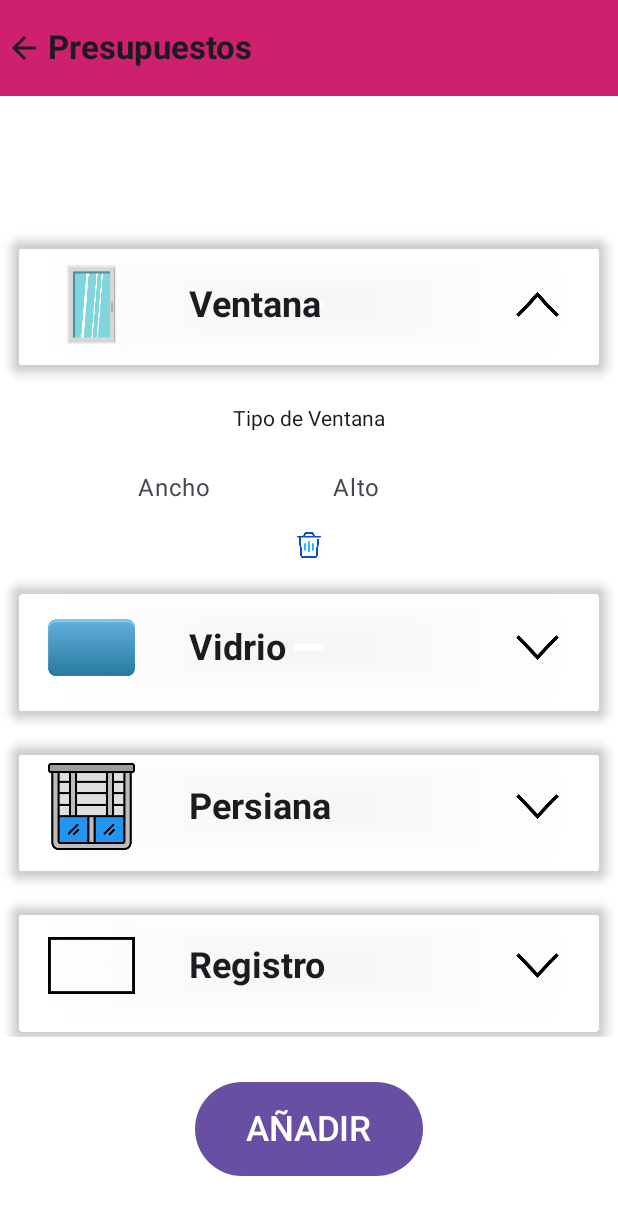
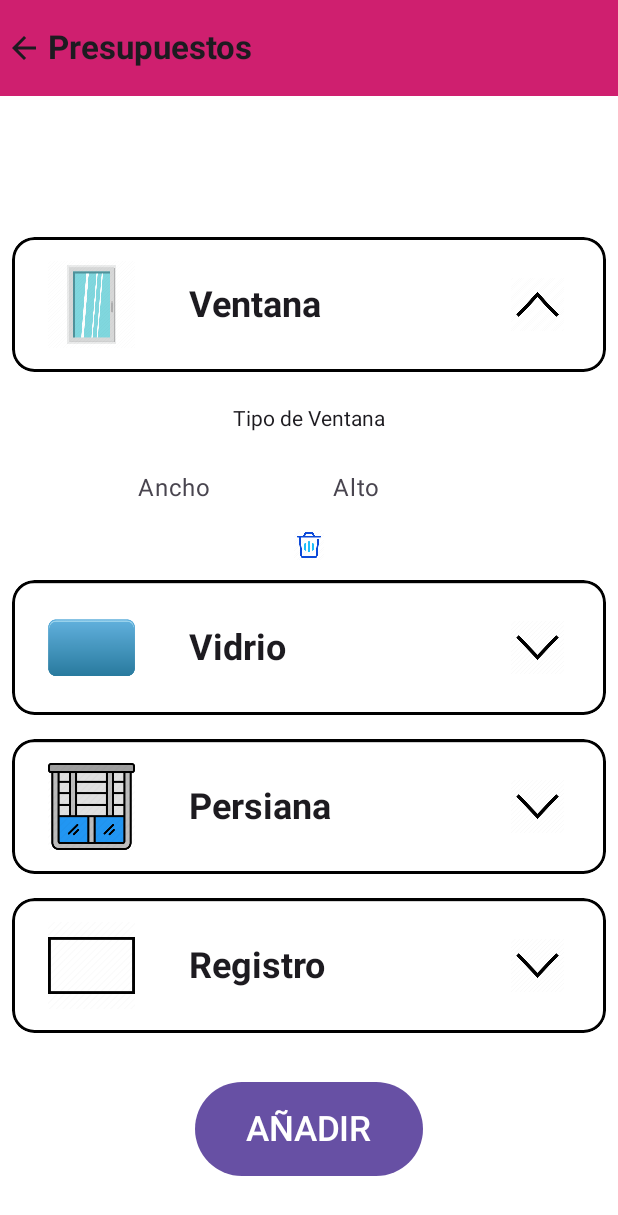
Before and after one commit to BonyGoD/DisApp, an Android app built with Jetpack Compose: the PantallaPresupuesto screen opened through its navigation route, after a tap on "Ventana", on a phone screen of 412 x 824 dp. Shown: the top 1215 px of the screen. Run offline under Robolectric (Android 15) with nearby library versions, the light colour scheme and no system bars; our stand-ins replace Dagger/Hilt's generated code, Firebase (no records; nobody signed in at launch, a user with empty details on screens opened directly); 4 statements that could not run were skipped.

Commit message:
Añadir nuevo SplashScreen y animacion a Dropdowns

```diff
--- a/app/build.gradle.kts
+++ b/app/build.gradle.kts
@@ -80,4 +80,5 @@ dependencies {
     implementation(libs.firebase.config)
     implementation(libs.hilt.navigation.compose)
     implementation(libs.liveData)
+    implementation(libs.splash.screen)
 }
--- a/app/src/main/AndroidManifest.xml
+++ b/app/src/main/AndroidManifest.xml
@@ -11,11 +11,11 @@
         android:label="@string/app_name"
         android:roundIcon="@drawable/logodisa"
         android:supportsRtl="true"
-        android:theme="@style/Theme.PresupuestosDisa">
+        android:theme="@style/Theme.SplashScreen.ComposeSplash">
         <activity
             android:name=".ui.view.MainActivity"
             android:exported="true"
-            android:theme="@style/Theme.PresupuestosDisa">
+            android:theme="@style/Theme.SplashScreen.ComposeSplash">
             <intent-filter>
                 <action android:name="android.intent.action.MAIN" />
                 <category android:name="android.intent.category.LAUNCHER" />
--- a/app/src/main/java/com/example/presupuestosdisa/navegacion/AppNavegacion.kt
+++ b/app/src/main/java/com/example/presupuestosdisa/navegacion/AppNavegacion.kt
@@ -1,8 +1,6 @@
 package com.example.presupuestosdisa.navegacion
 
 import androidx.compose.runtime.Composable
-import androidx.compose.runtime.getValue
-import androidx.compose.runtime.livedata.observeAsState
 import androidx.hilt.navigation.compose.hiltViewModel
 import androidx.lifecycle.viewmodel.compose.viewModel
 import androidx.navigation.compose.NavHost
@@ -10,7 +8,6 @@ import androidx.navigation.compose.composable
 import androidx.navigation.compose.rememberNavController
 import com.example.presupuestosdisa.ui.view.PantallaPresupuesto
 import com.example.presupuestosdisa.ui.view.PantallaPrincipal
-import com.example.presupuestosdisa.ui.view.SplashScreen
 import com.example.presupuestosdisa.ui.viewModel.FireBaseViewModel
 import com.example.presupuestosdisa.ui.viewModel.SharedViewModel
 
@@ -20,14 +17,7 @@ fun AppNavegacion() {
     val fireBaseViewModel: FireBaseViewModel = hiltViewModel()
     val sharedViewModel: SharedViewModel = viewModel()
 
-    NavHost(navController = navController, startDestination = SplashScreen) {
-        composable<SplashScreen> {
-            SplashScreen(fireBaseViewModel, ) {
-                navController.navigate(PantallaPrincipal){
-                    popUpTo(SplashScreen) { inclusive = true }
-                }
-            }
-        }
+    NavHost(navController = navController, startDestination = PantallaPrincipal) {
 
         composable<PantallaPrincipal> {
             PantallaPrincipal(fireBaseViewModel, sharedViewModel) {
--- a/app/src/main/java/com/example/presupuestosdisa/ui/view/MainActivity.kt
+++ b/app/src/main/java/com/example/presupuestosdisa/ui/view/MainActivity.kt
@@ -2,10 +2,9 @@ package com.example.presupuestosdisa.ui.view
 
 import android.os.Bundle
 import androidx.activity.compose.setContent
-import androidx.activity.viewModels
 import androidx.appcompat.app.AppCompatActivity
+import androidx.core.splashscreen.SplashScreen.Companion.installSplashScreen
 import com.example.presupuestosdisa.navegacion.AppNavegacion
-import com.example.presupuestosdisa.ui.viewModel.FireBaseViewModel
 import dagger.hilt.android.AndroidEntryPoint
 
 @AndroidEntryPoint
@@ -13,7 +12,7 @@ class MainActivity : AppCompatActivity() {
 
     override fun onCreate(savedInstanceState: Bundle?) {
         super.onCreate(savedInstanceState)
-
+        installSplashScreen()
         setContent {
             AppNavegacion()
         }
--- a/app/src/main/java/com/example/presupuestosdisa/ui/view/PantallaPresupuesto.kt
+++ b/app/src/main/java/com/example/presupuestosdisa/ui/view/PantallaPresupuesto.kt
@@ -1,6 +1,12 @@
 package com.example.presupuestosdisa.ui.view
 
 import android.annotation.SuppressLint
+import androidx.compose.animation.AnimatedVisibility
+import androidx.compose.animation.core.tween
+import androidx.compose.animation.expandVertically
+import androidx.compose.animation.fadeIn
+import androidx.compose.animation.fadeOut
+import androidx.compose.animation.shrinkVertically
 import androidx.compose.foundation.background
 import androidx.compose.foundation.clickable
 import androidx.compose.foundation.layout.Arrangement
@@ -11,6 +17,7 @@ import androidx.compose.foundation.layout.fillMaxWidth
 import androidx.compose.foundation.layout.padding
 import androidx.compose.foundation.lazy.LazyColumn
 import androidx.compose.foundation.lazy.items
+import androidx.compose.foundation.shape.RoundedCornerShape
 import androidx.compose.material.icons.Icons
 import androidx.compose.material.icons.automirrored.filled.ArrowBack
 import androidx.compose.material3.Button
@@ -27,6 +34,8 @@ import androidx.compose.runtime.remember
 import androidx.compose.runtime.setValue
 import androidx.compose.ui.Alignment
 import androidx.compose.ui.Modifier
+import androidx.compose.ui.draw.clip
+import androidx.compose.ui.draw.shadow
 import androidx.compose.ui.graphics.Color
 import androidx.compose.ui.text.font.FontWeight
 import androidx.compose.ui.unit.dp
@@ -56,7 +65,11 @@ val arrowDown = R.drawable.arrow_down
 @SuppressLint("UnusedMaterial3ScaffoldPaddingParameter")
 @OptIn(ExperimentalMaterial3Api::class)
 @Composable
-fun PantallaPresupuesto(fireBaseViewModel: FireBaseViewModel, sharedViewModel: SharedViewModel, navigateBack:() -> Unit) {
+fun PantallaPresupuesto(
+    fireBaseViewModel: FireBaseViewModel,
+    sharedViewModel: SharedViewModel,
+    navigateBack: () -> Unit
+) {
 
     val selectablesPresupuestos = rememberSelectablesPresupuestos()
 
@@ -65,10 +78,12 @@ fun PantallaPresupuesto(fireBaseViewModel: FireBaseViewModel, sharedViewModel: S
             TopAppBar(
                 modifier = Modifier
                     .background(Color.Blue),
-                title = { Text(
+                title = {
+                    Text(
                         text = "Presupuestos",
                         fontWeight = FontWeight.Bold,
-                ) },
+                    )
+                },
                 navigationIcon = {
                     Icon(
                         imageVector = Icons.AutoMirrored.Filled.ArrowBack,
@@ -84,7 +99,13 @@ fun PantallaPresupuesto(fireBaseViewModel: FireBaseViewModel, sharedViewModel: S
             )
         }
     ) {
-        ListaProductos(sharedViewModel, fireBaseViewModel, navigateBack, productos, selectablesPresupuestos)
+        ListaProductos(
+            sharedViewModel,
+            fireBaseViewModel,
+            navigateBack,
+            productos,
+            selectablesPresupuestos
+        )
     }
 }
 
@@ -108,17 +129,25 @@ fun ListaProductos(
         ) {
             items(productos) { tipoProducto ->
                 var expandida by remember { mutableStateOf(false) }
-                Column {
-                    ComponenteMenu(tipoProducto.nombre, tipoProducto.icono, if (expandida) { arrowUp } else { arrowDown }) {
+
+                ComponenteMenu(
+                    tipoProducto.nombre, tipoProducto.icono, if (expandida) {
+                        arrowUp
+                    } else {
+                        arrowDown
+                    }
+                ) {
                     expandida = !expandida
                 }
-                    if (expandida) {
+                AnimatedVisibility(
+                    expandida
+                )
+                {
                     ComponenteSelectores(
                         selectablesPresupuestos,
                         tipoProducto.nombre,
                         fireBaseViewModel
                     )
-                    }
                 }
             }
         }
--- a/app/src/main/java/com/example/presupuestosdisa/ui/view/PantallaPrincipal.kt
+++ b/app/src/main/java/com/example/presupuestosdisa/ui/view/PantallaPrincipal.kt
@@ -19,7 +19,6 @@ import androidx.compose.ui.draw.clip
 import androidx.compose.ui.res.painterResource
 import androidx.compose.ui.text.font.FontWeight
 import androidx.compose.ui.unit.dp
-import androidx.hilt.navigation.compose.hiltViewModel
 import com.example.presupuestosdisa.R
 import com.example.presupuestosdisa.ui.theme.DisaPink
 import com.example.presupuestosdisa.ui.view.componentes.ComponenteVersionControl
--- a/app/src/main/java/com/example/presupuestosdisa/ui/view/SplashScreen.kt
+++ /dev/null
@@ -1,53 +0,0 @@
-package com.example.presupuestosdisa.ui.view
-
-import androidx.compose.foundation.Image
-import androidx.compose.foundation.background
-import androidx.compose.foundation.layout.Arrangement
-import androidx.compose.foundation.layout.Column
-import androidx.compose.foundation.layout.fillMaxSize
-import androidx.compose.foundation.layout.size
-import androidx.compose.runtime.Composable
-import androidx.compose.runtime.LaunchedEffect
-import androidx.compose.runtime.getValue
-import androidx.compose.runtime.livedata.observeAsState
-import androidx.compose.ui.Alignment
-import androidx.compose.ui.Modifier
-import androidx.compose.ui.res.painterResource
-import androidx.compose.ui.unit.dp
-import androidx.hilt.navigation.compose.hiltViewModel
-import com.example.presupuestosdisa.R
-import com.example.presupuestosdisa.ui.theme.DisaPink
-import com.example.presupuestosdisa.ui.viewModel.FireBaseViewModel
-import kotlinx.coroutines.delay
-
-@Composable
-fun SplashScreen(fireBaseViewModel: FireBaseViewModel, navigateToPantallaPrincipal: () -> Unit) {
-
-    val producto by fireBaseViewModel.producto.observeAsState()
-
-    Splash()
-
-    LaunchedEffect(producto) {
-        if (producto != null) {
-            navigateToPantallaPrincipal()
-        }
-    }
-}
-
-@Composable
-fun Splash() {
-
-    Column(
-        modifier = Modifier
-            .background(color = DisaPink)
-            .fillMaxSize(),
-        verticalArrangement = Arrangement.Center,
-        horizontalAlignment = Alignment.CenterHorizontally
-    ) {
-        Image(
-            painter = painterResource(id = R.drawable.logodisa),
-            contentDescription = "Logo de Disa",
-            modifier = Modifier.size(200.dp)
-        )
-    }
-}
--- a/app/src/main/java/com/example/presupuestosdisa/ui/view/componentes/ComponenteMenu.kt
+++ b/app/src/main/java/com/example/presupuestosdisa/ui/view/componentes/ComponenteMenu.kt
@@ -1,6 +1,7 @@
 package com.example.presupuestosdisa.ui.view.componentes
 
 import androidx.compose.foundation.Image
+import androidx.compose.foundation.border
 import androidx.compose.foundation.clickable
 import androidx.compose.foundation.layout.Row
 import androidx.compose.foundation.layout.fillMaxHeight
@@ -12,7 +13,9 @@ import androidx.compose.material3.Text
 import androidx.compose.runtime.Composable
 import androidx.compose.ui.Alignment
 import androidx.compose.ui.Modifier
+import androidx.compose.ui.draw.clip
 import androidx.compose.ui.draw.shadow
+import androidx.compose.ui.graphics.Color
 import androidx.compose.ui.res.painterResource
 import androidx.compose.ui.text.font.FontWeight
 import androidx.compose.ui.unit.dp
@@ -23,8 +26,10 @@ fun ComponenteMenu(nombre: String, icono: Int, arrow: Int, onClick: () -> Unit)
     Row(
         modifier = Modifier
             .clickable(onClick = onClick)
-            .padding(8.dp, 8.dp)
-            .shadow(4.dp, shape = RoundedCornerShape(8.dp))
+            .padding(8.dp, 8.dp, 8.dp, 8.dp)
+            .clip(RoundedCornerShape(15.dp))
+            .shadow(1.dp, shape = RoundedCornerShape(6.dp))
+            .border(2.dp, Color.Black, RoundedCornerShape(15.dp))
             .fillMaxWidth()
             .fillMaxHeight(),
         verticalAlignment = Alignment.CenterVertically
--- a/app/src/main/res/values/themes.xml
+++ b/app/src/main/res/values/themes.xml
@@ -8,4 +8,10 @@
         <item name="colorPrimaryDark">@color/disa</item>
         <item name="colorAccent">@color/teal_200</item>
     </style>
+
+    <style name="Theme.SplashScreen.ComposeSplash" parent="Theme.SplashScreen.IconBackground">
+        <item name="windowSplashScreenBackground">@color/disa</item>
+        <item name="windowSplashScreenAnimatedIcon">@drawable/logodisasplash</item>
+        <item name="postSplashScreenTheme">@style/Theme.PresupuestosDisa</item>
+    </style>
 </resources>
--- a/gradle/libs.versions.toml
+++ b/gradle/libs.versions.toml
@@ -20,6 +20,7 @@ daggerHilt = "2.51.1"
 crashlitics = "3.0.2"
 hiltNavigationCompose = "1.0.0"
 liveData = "1.0.0"
+splashScreen = "1.0.1"
 
 [libraries]
 accompanist-flowlayout = { module = "com.google.accompanist:accompanist-flowlayout", version.ref = "accompanistFlowlayout" }
@@ -53,6 +54,8 @@ firebase-crashitics = { module = "com.google.firebase:firebase-crashlytics" }
 firebase-analytics = { module = "com.google.firebase:firebase-analytics" }
 firebase-config = { module = "com.google.firebase:firebase-config-ktx" }
 
+splash-screen = { module = "androidx.core:core-splashscreen", version.ref = "splashScreen" }
+
 [plugins]
 android-application = { id = "com.android.application", version.ref = "agp" }
 googleServices = { id = "com.google.gms.google-services", version.ref = "services" }
```
Also changed, not shown: app/src/main/res/drawable/logodisasplash.png (added). Lines whose indentation alone changed are shown as unchanged.
